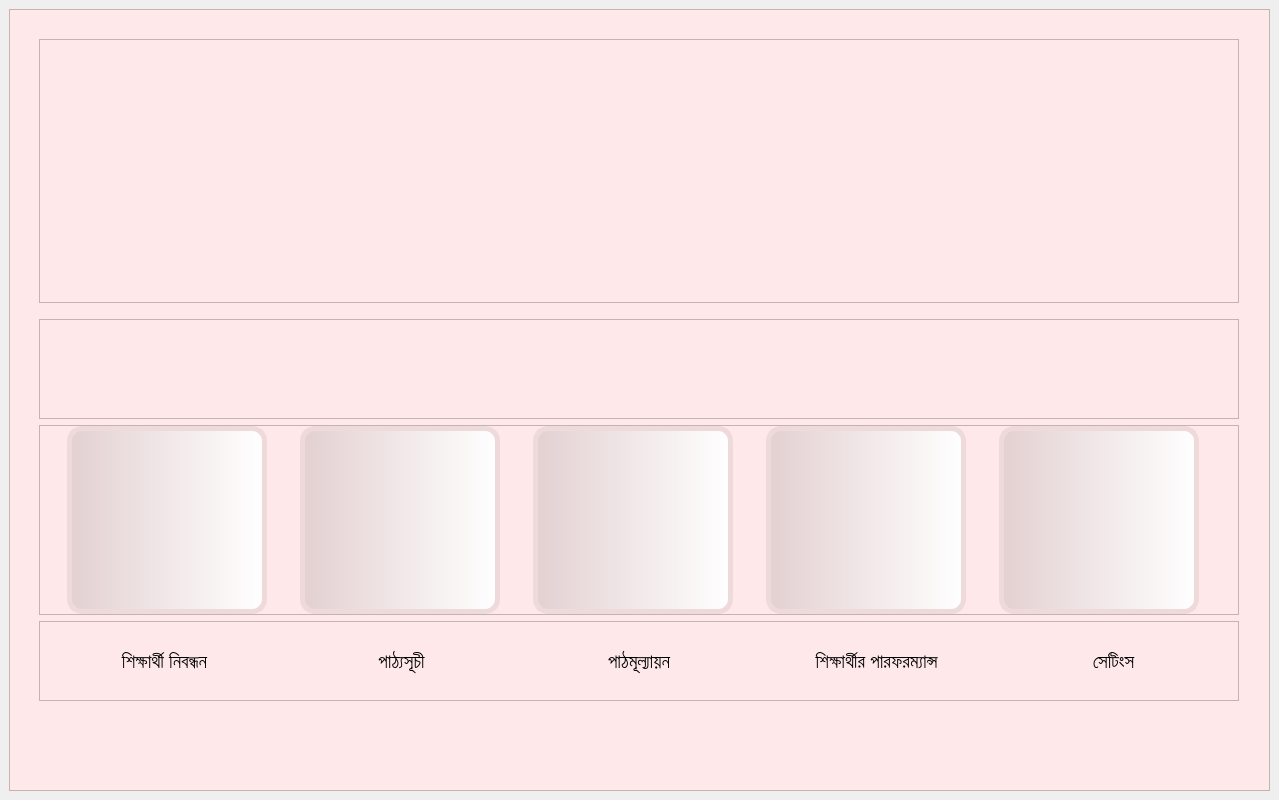
Old version of the form EmPower/UI/Teacher_Home.ui in the repository ahmedfahad04/SPL-2.
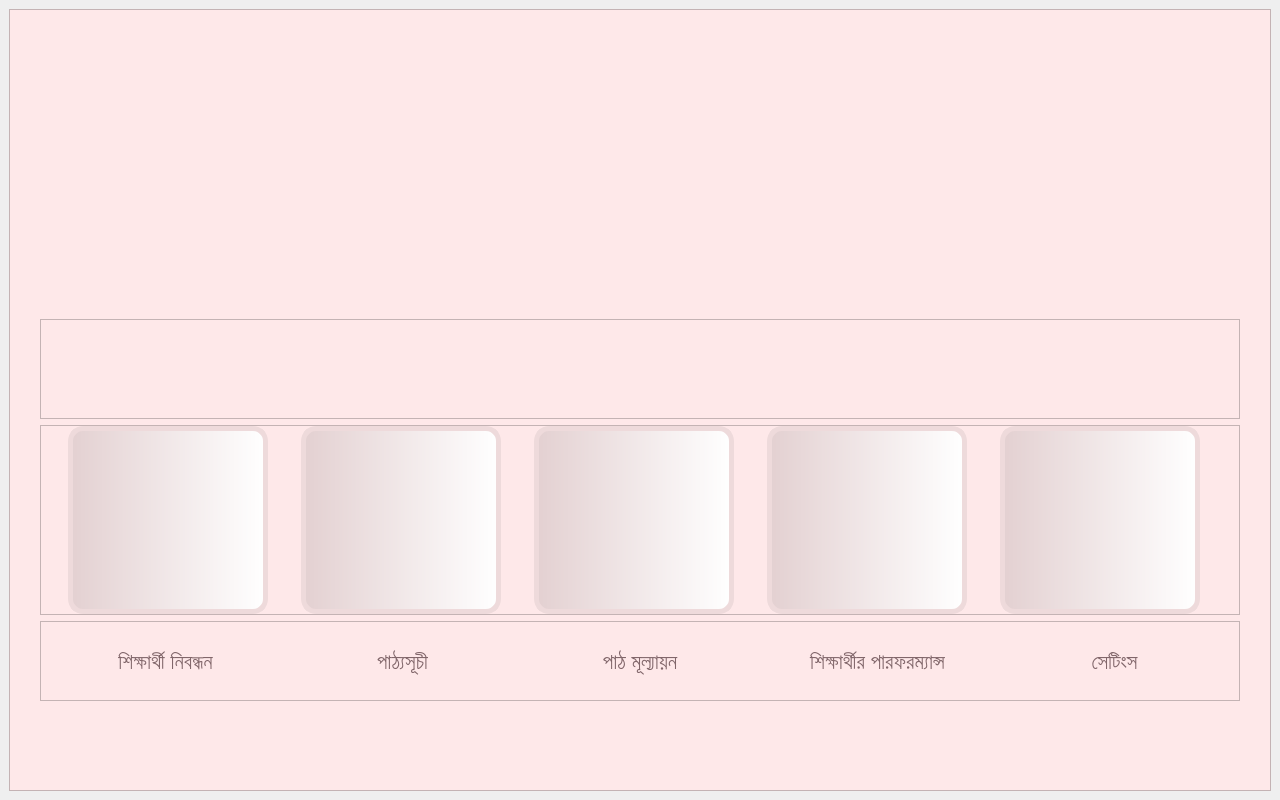
New version of the form. Icons and pictures are not drawn.

Commit message: Home page almost done, custom title bar pending

```diff
--- a/EmPower/UI/Teacher_Home.ui
+++ b/EmPower/UI/Teacher_Home.ui
@@ -6,7 +6,7 @@
    <rect>
     <x>0</x>
     <y>0</y>
-    <width>1279</width>
+    <width>1280</width>
     <height>800</height>
    </rect>
   </property>
@@ -19,9 +19,21 @@
    <string>MainWindow</string>
   </property>
   <widget class="QWidget" name="centralwidget">
-   <layout class="QHBoxLayout" name="horizontalLayout">
-    <item>
+   <layout class="QGridLayout" name="gridLayout_2">
+    <item row="0" column="0">
      <widget class="QFrame" name="mainframe">
+      <property name="sizePolicy">
+       <sizepolicy hsizetype="Expanding" vsizetype="Preferred">
+        <horstretch>0</horstretch>
+        <verstretch>0</verstretch>
+       </sizepolicy>
+      </property>
+      <property name="maximumSize">
+       <size>
+        <width>16777215</width>
+        <height>16777215</height>
+       </size>
+      </property>
       <property name="styleSheet">
        <string notr="true">background-color: #FEE8E9;</string>
       </property>
@@ -41,7 +53,7 @@
           </size>
          </property>
          <property name="styleSheet">
-          <string notr="true"/>
+          <string notr="true">border: none;</string>
          </property>
          <property name="frameShape">
           <enum>QFrame::StyledPanel</enum>
@@ -52,6 +64,9 @@
          <layout class="QVBoxLayout" name="verticalLayout">
           <item>
            <widget class="QLabel" name="b_picture">
+            <property name="layoutDirection">
+             <enum>Qt::LeftToRight</enum>
+            </property>
             <property name="styleSheet">
              <string notr="true">border: none;</string>
             </property>
@@ -122,11 +137,14 @@
             </property>
             <property name="font">
              <font>
-              <pointsize>14</pointsize>
+              <pointsize>16</pointsize>
               <weight>50</weight>
               <bold>false</bold>
              </font>
             </property>
+            <property name="styleSheet">
+             <string notr="true">color: rgb(129, 102, 106);</string>
+            </property>
             <property name="text">
              <string>শিক্ষার্থী নিবন্ধন</string>
             </property>
@@ -145,9 +163,12 @@
             </property>
             <property name="font">
              <font>
-              <pointsize>14</pointsize>
+              <pointsize>16</pointsize>
              </font>
             </property>
+            <property name="styleSheet">
+             <string notr="true">color: rgb(129, 102, 106);</string>
+            </property>
             <property name="text">
              <string>পাঠ্যসূচী</string>
             </property>
@@ -166,11 +187,14 @@
             </property>
             <property name="font">
              <font>
-              <pointsize>14</pointsize>
+              <pointsize>16</pointsize>
              </font>
             </property>
+            <property name="styleSheet">
+             <string notr="true">color: rgb(129, 102, 106);</string>
+            </property>
             <property name="text">
-             <string>পাঠমূল্যায়ন</string>
+             <string>পাঠ মূল্যায়ন</string>
             </property>
             <property name="alignment">
              <set>Qt::AlignCenter</set>
@@ -187,9 +211,12 @@
             </property>
             <property name="font">
              <font>
-              <pointsize>14</pointsize>
+              <pointsize>16</pointsize>
              </font>
             </property>
+            <property name="styleSheet">
+             <string notr="true">color: rgb(129, 102, 106);</string>
+            </property>
             <property name="text">
              <string>শিক্ষার্থীর পারফরম্যান্স</string>
             </property>
@@ -208,9 +235,12 @@
             </property>
             <property name="font">
              <font>
-              <pointsize>14</pointsize>
+              <pointsize>16</pointsize>
              </font>
             </property>
+            <property name="styleSheet">
+             <string notr="true">color: rgb(129, 102, 106);</string>
+            </property>
             <property name="text">
              <string>সেটিংস</string>
             </property>
@@ -339,7 +369,8 @@
 {
  	border: 5px solid rgb(229, 211, 212);
 	background-color: qlineargradient(spread:pad, x1:1, y1:0.318, x2:0, y2:1, stop:0.313433 rgba(222, 204, 205, 255), stop:1 rgba(255, 255, 255, 255));
-}</string>
+}
+</string>
             </property>
             <property name="text">
              <string/>
```
Left out of the diff: 46 changed lines with no effect on the pictures. The commit also changes 9 other files.
